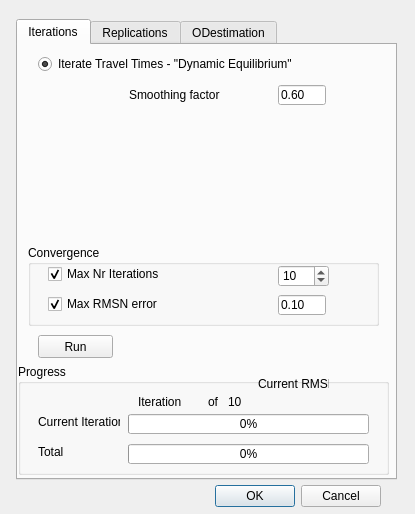
This is trunk/gui/ui/batchrundlg.ui in OdedCats/mezzo as Qt 5 draws it before an edit. The edited form follows.
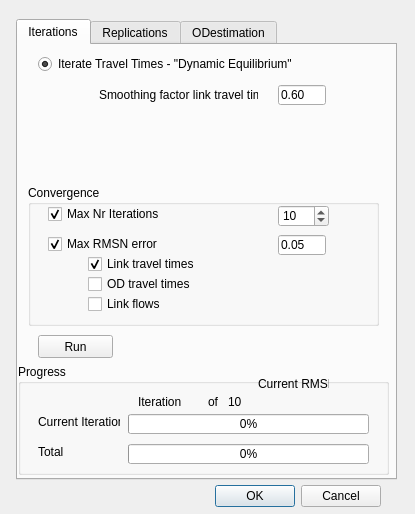
This is the edited form. Icons and pictures are not drawn.

What changed in the file:
```diff
--- a/trunk/gui/ui/batchrundlg.ui
+++ b/trunk/gui/ui/batchrundlg.ui
@@ -67,9 +67,9 @@
      <property name="geometry" >
       <rect>
        <x>10</x>
-       <y>200</y>
+       <y>140</y>
        <width>351</width>
-       <height>81</height>
+       <height>141</height>
       </rect>
      </property>
      <property name="title" >
@@ -142,12 +142,69 @@
        <string>0.00; </string>
       </property>
       <property name="text" >
-       <string>0.10</string>
+       <string>0.05</string>
       </property>
       <property name="maxLength" >
        <number>4</number>
       </property>
      </widget>
+     <widget class="QCheckBox" name="rmsn_link_tt" >
+      <property name="geometry" >
+       <rect>
+        <x>60</x>
+        <y>70</y>
+        <width>221</width>
+        <height>18</height>
+       </rect>
+      </property>
+      <property name="toolTip" >
+       <string>The maximum Root Mean Square Normalized error between Input-Output traveltimes. between 0.00 and 1.00</string>
+      </property>
+      <property name="text" >
+       <string>Link travel times</string>
+      </property>
+      <property name="checked" >
+       <bool>true</bool>
+      </property>
+     </widget>
+     <widget class="QCheckBox" name="rmsn_od_tt" >
+      <property name="geometry" >
+       <rect>
+        <x>60</x>
+        <y>90</y>
+        <width>221</width>
+        <height>18</height>
+       </rect>
+      </property>
+      <property name="toolTip" >
+       <string>The maximum Root Mean Square Normalized error between Input-Output traveltimes. between 0.00 and 1.00</string>
+      </property>
+      <property name="text" >
+       <string>OD travel times</string>
+      </property>
+      <property name="checked" >
+       <bool>false</bool>
+      </property>
+     </widget>
+     <widget class="QCheckBox" name="rmsn_link_flow" >
+      <property name="geometry" >
+       <rect>
+        <x>60</x>
+        <y>110</y>
+        <width>221</width>
+        <height>18</height>
+       </rect>
+      </property>
+      <property name="toolTip" >
+       <string>The maximum Root Mean Square Normalized error between Input-Output traveltimes. between 0.00 and 1.00</string>
+      </property>
+      <property name="text" >
+       <string>Link flows</string>
+      </property>
+      <property name="checked" >
+       <bool>false</bool>
+      </property>
+     </widget>
     </widget>
     <widget class="QGroupBox" name="progress_gb" >
      <property name="geometry" >
@@ -336,14 +393,14 @@
     <widget class="QLabel" name="label_6" >
      <property name="geometry" >
       <rect>
-       <x>111</x>
+       <x>81</x>
        <y>40</y>
-       <width>91</width>
+       <width>159</width>
        <height>20</height>
       </rect>
      </property>
      <property name="text" >
-      <string>Smoothing factor</string>
+      <string>Smoothing factor link travel times</string>
      </property>
     </widget>
    </widget>
```
